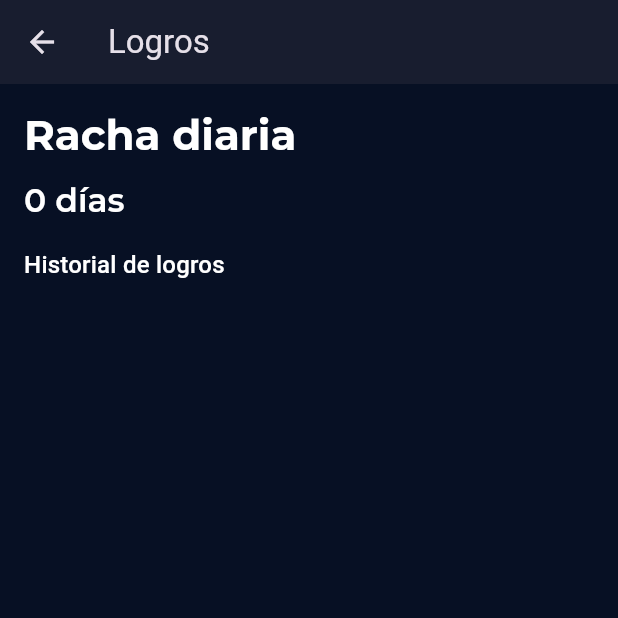
After one commit to DarioDagostino/Fit-Legacy-Fitness-Tracking-App, a Flutter app: the AchievementsScreen screen opened by its route, on a phone screen of 412 x 824 dp, the top half of it. The commit adds this screen. Run offline on Flutter 3.47's test engine with Material 3 defaults, Android fonts, the phone set to English and light mode, and no system bars; our stand-ins replace firebase_auth, firebase_core, flutter_riverpod, flutter_svg, freezed_annotation, google_fonts and 1 more; accounts and stored records are empty; statements that could not run were skipped.

Commit message:
Add streaks and achievements tracking with persistence
Introduces models for StreakState and Achievement, a StreaksService for local streak/achievement management using shared_preferences, and an EventService for event queueing. Adds AchievementsScreen to display streaks and achievements, integrates goal completion and streak logic into step tracking, and updates navigation. Also documents the storyboard flow for streaks and achievements. Updates dependencies to include shared_preferences.

```diff
--- a/lib/main.dart
+++ b/lib/main.dart
@@ -8,6 +8,7 @@ import 'screens/signup_screen.dart';
 import 'screens/reset_password_screen.dart';
 import 'screens/camino_legado_screen.dart';
 import 'screens/step_tracking_screen.dart';
+import 'screens/achievements_screen.dart';
 import 'core/theme/app_theme.dart';
 import 'core/constants/app_routes.dart';
 import 'core/constants/app_strings.dart';
@@ -43,6 +44,7 @@ class MyApp extends StatelessWidget {
         AppRoutes.reset: (context) => const ResetPasswordScreen(),
         AppRoutes.caminoLegado: (context) => const CaminoLegadoScreen(),
         AppRoutes.stepTracking: (context) => const StepTrackingScreen(),
+        '/achievements': (context) => const AchievementsScreen(),
       },
     );
   }
--- /dev/null
+++ b/lib/models/achievement.dart
@@ -0,0 +1,43 @@
+import 'dart:convert';
+
+class Achievement {
+  final String id;
+  final String title;
+  final String description;
+  final String date; // ISO
+  final int reward;
+  final Map<String, dynamic>? metadata;
+
+  Achievement({required this.id, required this.title, required this.description, required this.date, required this.reward, this.metadata});
+
+  Map<String,dynamic> toJson(){
+    return {
+      'id': id,
+      'title': title,
+      'description': description,
+      'date': date,
+      'reward': reward,
+      'metadata': metadata,
+    };
+  }
+
+  static Achievement fromJson(Map<String,dynamic> j){
+    return Achievement(
+      id: j['id'],
+      title: j['title'],
+      description: j['description'],
+      date: j['date'],
+      reward: j['reward'],
+      metadata: j['metadata'] == null ? null : Map<String,dynamic>.from(j['metadata']),
+    );
+  }
+
+  String toRawJson(){
+    return jsonEncode(toJson());
+  }
+
+  static Achievement? fromRawJson(String? s){
+    if(s==null) return null;
+    return fromJson(jsonDecode(s));
+  }
+}
--- /dev/null
+++ b/lib/screens/achievements_screen.dart
@@ -0,0 +1,79 @@
+import 'package:flutter/material.dart';
+import 'package:flutter_riverpod/flutter_riverpod.dart';
+import '../services/streaks_service.dart';
+import '../models/streak_state.dart';
+import '../models/achievement.dart';
+
+final _streaksService = StreaksService();
+
+class AchievementsScreen extends ConsumerStatefulWidget {
+  const AchievementsScreen({Key? key}) : super(key: key);
+
+  @override
+  ConsumerState<AchievementsScreen> createState() => _AchievementsScreenState();
+}
+
+class _AchievementsScreenState extends ConsumerState<AchievementsScreen> {
+  List<StreakState> streaks = [];
+  List<Achievement> achievements = [];
+  bool loading = true;
+
+  @override
+  void initState() {
+    super.initState();
+    _load();
+  }
+
+  Future<void> _load() async{
+    final s = await _streaksService.loadAll();
+    final a = await _streaksService.loadAchievements();
+    setState((){
+      streaks = s;
+      achievements = a;
+      loading = false;
+    });
+  }
+
+  @override
+  Widget build(BuildContext context) {
+    if (loading) return const Scaffold(body: Center(child: CircularProgressIndicator()));
+    final daily = streaks.firstWhere((s) => s.streakId == 'daily_default', orElse: () => StreakState(streakId: 'daily_default', type: 'daily', length: 0, lastUpdated: null, best: 0, active: true));
+    return Scaffold(
+      appBar: AppBar(title: const Text('Logros')),
+      body: Padding(
+        padding: const EdgeInsets.all(16.0),
+        child: Column(
+          crossAxisAlignment: CrossAxisAlignment.start,
+          children: [
+            Text('Racha diaria', style: Theme.of(context).textTheme.headlineLarge),
+            const SizedBox(height: 12),
+            Row(
+              children: [
+                Text('${daily.length} días', style: Theme.of(context).textTheme.headlineMedium),
+                const SizedBox(width: 12),
+                if (daily.length >= 7) const Icon(Icons.verified, color: Colors.amber)
+              ],
+            ),
+            const SizedBox(height: 18),
+            Text('Historial de logros', style: Theme.of(context).textTheme.titleMedium),
+            const SizedBox(height: 8),
+            Expanded(
+              child: ListView.builder(
+                itemCount: achievements.length,
+                itemBuilder: (context, index) {
+                  final ach = achievements[index];
+                  return ListTile(
+                    leading: CircleAvatar(child: Text(ach.reward.toString())),
+                    title: Text(ach.title),
+                    subtitle: Text(ach.description),
+                    trailing: Text(ach.date.split('T').first),
+                  );
+                },
+              ),
+            )
+          ],
+        ),
+      ),
+    );
+  }
+}
--- a/pubspec.yaml
+++ b/pubspec.yaml
@@ -13,6 +13,7 @@ dependencies:
   flutter_riverpod: ^2.3.6
   flutter_svg: ^2.0.7
   freezed_annotation: ^2.2.0
+  shared_preferences: ^2.1.1
   google_fonts: ^3.0.1
 
 dev_dependencies:
```
Also changed, not shown: lib/models/streak_state.dart (added, +54 -0 lines), lib/screens/step_tracking_screen.dart (+16 -2 lines), lib/services/event_service.dart (added, +24 -0 lines), lib/services/streaks_service.dart (added, +70 -0 lines), pubspec.lock, 2 other files.
